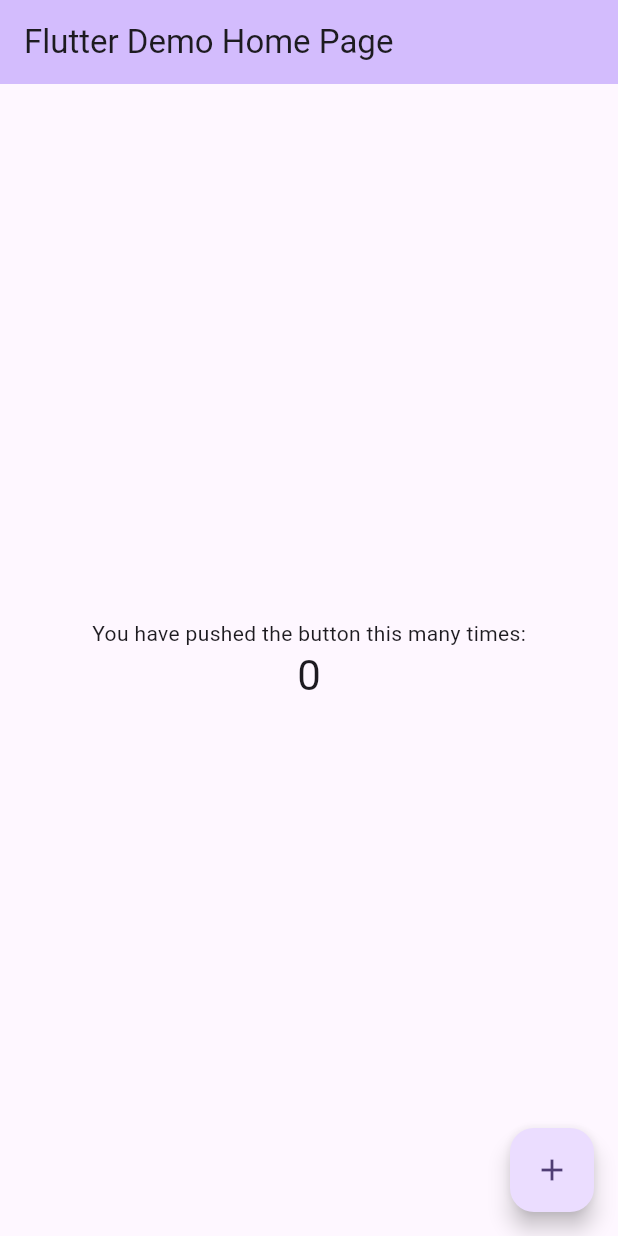
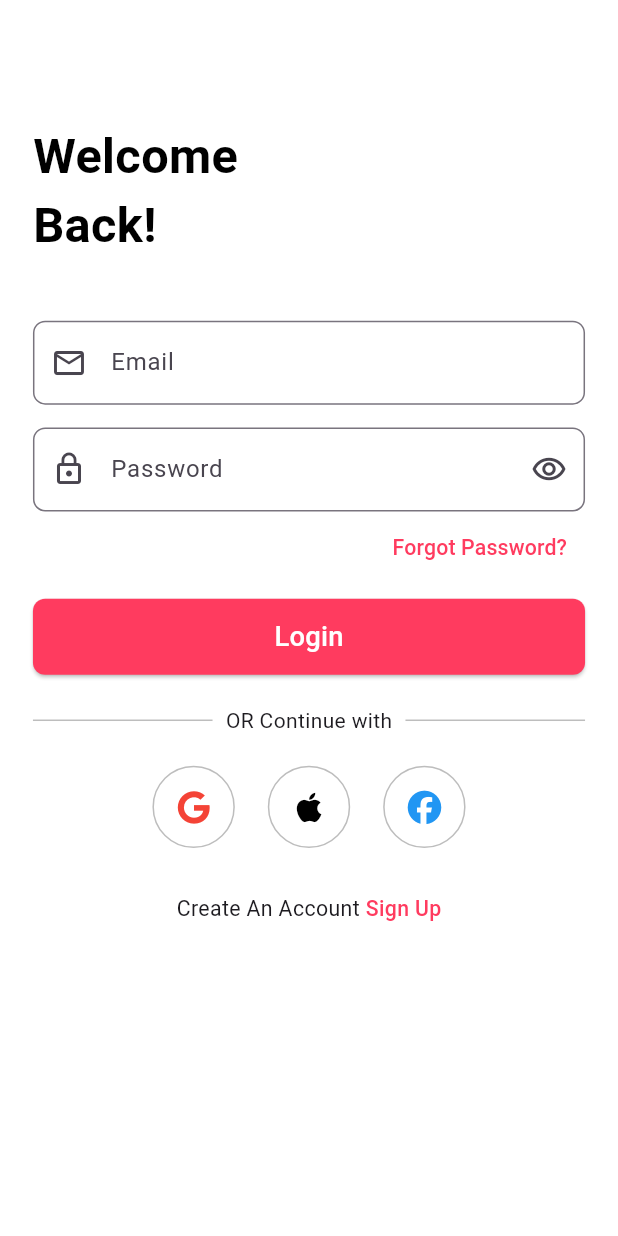
Before and after one commit to Danish-Siddiqui-0318/Baby_shop_hub_ecommerce, a Flutter app: the screen it shows after launch, on a phone screen of 412 x 824 dp. Run offline on Flutter 3.47's test engine with Material 3 defaults, Android fonts, the phone set to English and light mode, and no system bars; our stand-ins replace flutter_screenutil, font_awesome_flutter.

Commit message:
sign up and login complete

```diff
--- /dev/null
+++ b/lib/Admin/login.dart
@@ -0,0 +1,214 @@
+
+
+import 'package:baby_shop_hub/Admin/signup.dart';
+import 'package:flutter/material.dart';
+import 'package:flutter_screenutil/flutter_screenutil.dart';
+import 'package:font_awesome_flutter/font_awesome_flutter.dart';
+
+class Login extends StatefulWidget {
+  const Login({super.key});
+
+  @override
+  State<Login> createState() => _LoginState();
+}
+
+class _LoginState extends State<Login> {
+  final _formKey = GlobalKey<FormState>();
+  final TextEditingController _emailController = TextEditingController();
+  final TextEditingController _passwordController = TextEditingController();
+  bool _obscurePassword = true;
+
+  @override
+  Widget build(BuildContext context) {
+    return Scaffold(
+      backgroundColor: Colors.white,
+      body: SingleChildScrollView(
+        padding: EdgeInsets.symmetric(horizontal: 20.w, vertical: 50.h),
+        child: Form(
+          key: _formKey,
+          child: Column(
+            crossAxisAlignment: CrossAxisAlignment.start,
+            children: [
+              SizedBox(height: 30.h),
+              Text(
+                "Welcome\nBack!",
+                style: TextStyle(
+                  fontSize: 32.sp,
+                  fontWeight: FontWeight.bold,
+                  color: Colors.black,
+                ),
+              ),
+              SizedBox(height: 40.h),
+
+              // Email Field
+              TextFormField(
+                controller: _emailController,
+                decoration: InputDecoration(
+                  hintText: "Email",
+                  prefixIcon: Icon(Icons.email_outlined),
+                  border: OutlineInputBorder(
+                    borderRadius: BorderRadius.circular(8.r),
+                    borderSide: BorderSide(color: Colors.grey.shade300),
+                  ),
+                ),
+                validator: (value) {
+                  if (value == null || value.isEmpty) {
+                    return 'Please enter your email';
+                  }
+                  if (!RegExp(r'^[\w-\.]+@([\w-]+\.)+[\w-]{2,4}$')
+                      .hasMatch(value)) {
+                    return 'Please enter a valid email';
+                  }
+                  return null;
+                },
+              ),
+              SizedBox(height: 15.h),
+
+              // Password Field
+
+              TextFormField(
+                controller: _passwordController,
+                obscureText: _obscurePassword,
+                decoration: InputDecoration(
+                  hintText: "Password",
+                  prefixIcon: Icon(Icons.lock_outline),
+                  suffixIcon: IconButton(
+                    icon: Icon(
+                      _obscurePassword
+                          ? Icons.remove_red_eye_outlined
+                          : Icons.visibility_off_outlined,
+                    ),
+                    onPressed: () {
+                      setState(() {
+                        _obscurePassword = !_obscurePassword;
+                      });
+                    },
+                  ),
+                  border: OutlineInputBorder(
+                    borderRadius: BorderRadius.circular(8.r),
+                    borderSide: BorderSide(color: Colors.grey.shade300),
+                  ),
+                ),
+                validator: (value) {
+                  if (value == null || value.isEmpty) {
+                    return 'Please enter your password';
+                  }
+                  if (value.length < 6) {
+                    return 'Password must be at least 6 characters';
+                  }
+                  return null;
+                },
+              ),
+
+              // Forgot Password
+              Align(
+                alignment: Alignment.centerRight,
+                child: TextButton(
+                  onPressed: () {},
+                  child: Text(
+                    "Forgot Password?",
+                    style: TextStyle(
+                      color: Color(0xFFFF3B5F),
+                      fontSize: 14.sp,
+                    ),
+                  ),
+                ),
+              ),
+
+              SizedBox(height: 10.h),
+
+              // Login Button
+              SizedBox(
+                width: double.infinity,
+                height: 50.h,
+                child: ElevatedButton(
+                  onPressed: () {
+                    if (_formKey.currentState!.validate()) {
+                      // Process login here
+                    }
+                  },
+                  style: ElevatedButton.styleFrom(
+                    backgroundColor: Color(0xFFFF3B5F),
+                    shape: RoundedRectangleBorder(
+                      borderRadius: BorderRadius.circular(8.r),
+                    ),
+                  ),
+                  child: Text(
+                    "Login",
+                    style: TextStyle(fontSize: 18.sp, color: Colors.white),
+                  ),
+                ),
+              ),
+
+              SizedBox(height: 20.h),
+
+              // OR Continue
+              Row(
+                children: [
+                  Expanded(child: Divider(color: Colors.grey.shade400)),
+                  Padding(
+                    padding: EdgeInsets.symmetric(horizontal: 8.w),
+                    child: Text("OR Continue with"),
+                  ),
+                  Expanded(child: Divider(color: Colors.grey.shade400)),
+                ],
+              ),
+              SizedBox(height: 20.h),
+
+              // Social Buttons
+              Row(
+                mainAxisAlignment: MainAxisAlignment.center,
+                children: [
+                  _socialButton(FontAwesomeIcons.google, Colors.red),
+                  SizedBox(width: 20.w),
+                  _socialButton(FontAwesomeIcons.apple, Colors.black),
+                  SizedBox(width: 20.w),
+                  _socialButton(FontAwesomeIcons.facebook, Colors.blue),
+                ],
+              ),
+
+              SizedBox(height: 30.h),
+
+              // Sign Up Link
+              Row(
+                mainAxisAlignment: MainAxisAlignment.center,
+                children: [
+                  Text("Create An Account ", style: TextStyle(fontSize: 14.sp)),
+                  GestureDetector(
+                    onTap: () {
+                      Navigator.pushReplacement(
+                        context,
+                           MaterialPageRoute(builder: (context) => const Signup()),
+                        );
+                    },
+                    child: Text(
+                      "Sign Up",
+                      style: TextStyle(
+                        color: Color(0xFFFF3B5F),
+                        fontWeight: FontWeight.w500,
+                        fontSize: 14.sp,
+                      ),
+                    ),
+                  ),
+                ],
+              ),
+            ],
+          ),
+        ),
+      ),
+    );
+  }
+
+  Widget _socialButton(IconData icon, Color color) {
+    return Container(
+      width: 50.w,
+      height: 50.w,
+      decoration: BoxDecoration(
+        border: Border.all(color: Colors.grey.shade400),
+        shape: BoxShape.circle,
+        color: Colors.white,
+      ),
+      child: Icon(icon, color: color, size: 22.sp),
+    );
+  }
+}
--- a/lib/main.dart
+++ b/lib/main.dart
@@ -1,4 +1,6 @@
 import 'package:flutter/material.dart';
+import 'package:flutter_screenutil/flutter_screenutil.dart';
+import 'package:baby_shop_hub/Admin/login.dart';
 
 void main() {
   runApp(const MyApp());
@@ -7,116 +9,19 @@ void main() {
 class MyApp extends StatelessWidget {
   const MyApp({super.key});
 
-  // This widget is the root of your application.
   @override
   Widget build(BuildContext context) {
-    return MaterialApp(
-      title: 'Flutter Demo',
-      theme: ThemeData(
-        // This is the theme of your application.
-        //
-        // TRY THIS: Try running your application with "flutter run". You'll see
-        // the application has a purple toolbar. Then, without quitting the app,
-        // try changing the seedColor in the colorScheme below to Colors.green
-        // and then invoke "hot reload" (save your changes or press the "hot
-        // reload" button in a Flutter-supported IDE, or press "r" if you used
-        // the command line to start the app).
-        //
-        // Notice that the counter didn't reset back to zero; the application
-        // state is not lost during the reload. To reset the state, use hot
-        // restart instead.
-        //
-        // This works for code too, not just values: Most code changes can be
-        // tested with just a hot reload.
-        colorScheme: ColorScheme.fromSeed(seedColor: Colors.deepPurple),
-      ),
-      home: const MyHomePage(title: 'Flutter Demo Home Page'),
+    return ScreenUtilInit(
+      designSize: const Size(375, 812), // iPhone 11 Pro screen size
+      minTextAdapt: true,
+      splitScreenMode: true,
+      builder: (context, child) {
+        return MaterialApp(
+          debugShowCheckedModeBanner: false,
+          home: child,
+        );
+      },
+      child: const Login(),
     );
   }
 }
-
-class MyHomePage extends StatefulWidget {
-  const MyHomePage({super.key, required this.title});
-
-  // This widget is the home page of your application. It is stateful, meaning
-  // that it has a State object (defined below) that contains fields that affect
-  // how it looks.
-
-  // This class is the configuration for the state. It holds the values (in this
-  // case the title) provided by the parent (in this case the App widget) and
-  // used by the build method of the State. Fields in a Widget subclass are
-  // always marked "final".
-
-  final String title;
-
-  @override
-  State<MyHomePage> createState() => _MyHomePageState();
-}
-
-class _MyHomePageState extends State<MyHomePage> {
-  int _counter = 0;
-
-  void _incrementCounter() {
-    setState(() {
-      // This call to setState tells the Flutter framework that something has
-      // changed in this State, which causes it to rerun the build method below
-      // so that the display can reflect the updated values. If we changed
-      // _counter without calling setState(), then the build method would not be
-      // called again, and so nothing would appear to happen.
-      _counter++;
-    });
-  }
-
-  @override
-  Widget build(BuildContext context) {
-    // This method is rerun every time setState is called, for instance as done
-    // by the _incrementCounter method above.
-    //
-    // The Flutter framework has been optimized to make rerunning build methods
-    // fast, so that you can just rebuild anything that needs updating rather
-    // than having to individually change instances of widgets.
-    return Scaffold(
-      appBar: AppBar(
-        // TRY THIS: Try changing the color here to a specific color (to
-        // Colors.amber, perhaps?) and trigger a hot reload to see the AppBar
-        // change color while the other colors stay the same.
-        backgroundColor: Theme.of(context).colorScheme.inversePrimary,
-        // Here we take the value from the MyHomePage object that was created by
-        // the App.build method, and use it to set our appbar title.
-        title: Text(widget.title),
-      ),
-      body: Center(
-        // Center is a layout widget. It takes a single child and positions it
-        // in the middle of the parent.
-        child: Column(
-          // Column is also a layout widget. It takes a list of children and
-          // arranges them vertically. By default, it sizes itself to fit its
-          // children horizontally, and tries to be as tall as its parent.
-          //
-          // Column has various properties to control how it sizes itself and
-          // how it positions its children. Here we use mainAxisAlignment to
-          // center the children vertically; the main axis here is the vertical
-          // axis because Columns are vertical (the cross axis would be
-          // horizontal).
-          //
-          // TRY THIS: Invoke "debug painting" (choose the "Toggle Debug Paint"
-          // action in the IDE, or press "p" in the console), to see the
-          // wireframe for each widget.
-          mainAxisAlignment: MainAxisAlignment.center,
-          children: <Widget>[
-            const Text('You have pushed the button this many times:'),
-            Text(
-              '$_counter',
-              style: Theme.of(context).textTheme.headlineMedium,
-            ),
-          ],
-        ),
-      ),
-      floatingActionButton: FloatingActionButton(
-        onPressed: _incrementCounter,
-        tooltip: 'Increment',
-        child: const Icon(Icons.add),
-      ), // This trailing comma makes auto-formatting nicer for build methods.
-    );
-  }
-}
```
Also changed, not shown: lib/Admin/signup.dart (added, +215 -0 lines), pubspec.yaml (+5 -3 lines), pubspec.lock.
